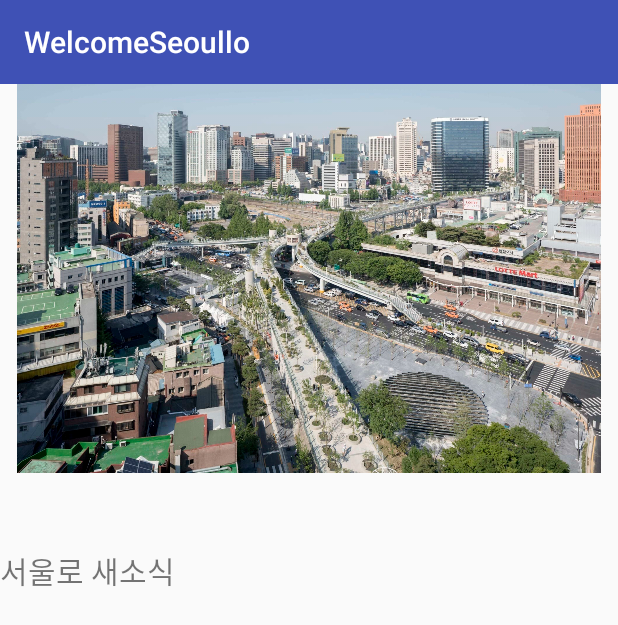
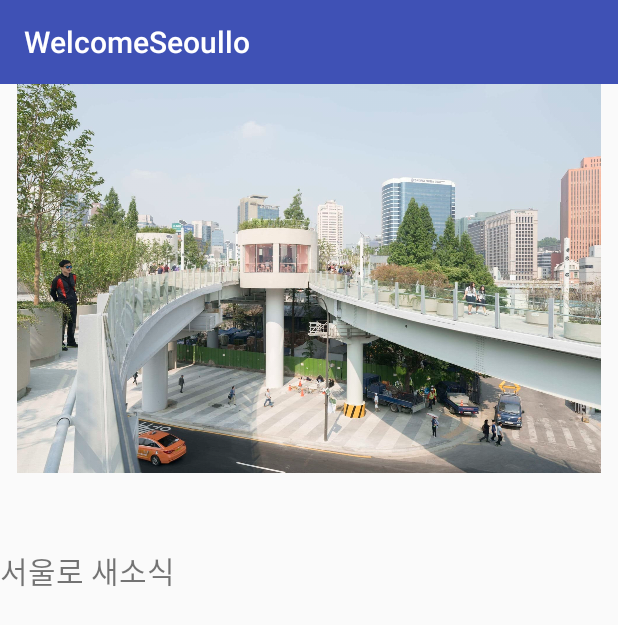
Before and after one commit to sonjangwon/WelcomeSeoullo, an Android app: the screen it shows after launch (NoticeActivity), on a phone screen of 412 x 824 dp. Shown: the top 625 px of the screen. Run offline under Robolectric (Android 15) with nearby library versions, the phone set to English and light mode, and no system bars.

Commit message:
modify connected Activity & touched image it can slide

```diff
--- a/WelcomeSeoullo/app/build.gradle
+++ b/WelcomeSeoullo/app/build.gradle
@@ -27,6 +27,8 @@ dependencies {
     compile 'com.android.support:appcompat-v7:25.+'
     compile 'com.android.support.constraint:constraint-layout:1.0.2'
     compile 'com.google.firebase:firebase-appindexing:10.0.1'
+    provided 'org.jbundle.util.osgi.wrapped:org.jbundle.util.osgi.wrapped.org.apache.http.client:4.1.2'
+    compile 'com.github.paolorotolo:appintro:4.1.0'
     testCompile 'junit:junit:4.12'
     compile files('libs/jsoup-1.10.3.jar')
 }
--- a/WelcomeSeoullo/app/src/main/java/com/example/jangwon/welcomeseoullo/NoticeActivity.java
+++ b/WelcomeSeoullo/app/src/main/java/com/example/jangwon/welcomeseoullo/NoticeActivity.java
@@ -3,10 +3,12 @@ package com.example.jangwon.welcomeseoullo;
 import android.Manifest;
 import android.app.Activity;
 import android.content.Intent;
+import android.net.Uri;
 import android.os.AsyncTask;
 import android.os.Bundle;
 import android.support.v7.app.AppCompatActivity;
 import android.util.Log;
+import android.view.MotionEvent;
 import android.view.View;
 import android.view.animation.Animation;
 import android.view.animation.AnimationUtils;
@@ -29,13 +31,23 @@ import java.util.ArrayList;
 /**
  * Created by woga1 on 2017-09-07.
  */
-public class NoticeActivity extends AppCompatActivity {
+public class NoticeActivity extends AppCompatActivity implements View.OnTouchListener{
 
     ViewFlipper flipper;
     ListView listview ;
     ArrayList<String> titleList = new ArrayList<String>();
+    ArrayList<String> urlNumList = new ArrayList<String>();
     ArrayAdapter mAdapter;
     TextView tv;
+    int count =0;
+    int countIndexes = 0;
+    //현재화면인덱스
+    int currentIndex =0;
+    //터치시작 x좌표
+    float downX =0;
+    //터치끝 x좌표
+    float upX =0;
+
     @Override
     protected void onCreate(Bundle savedInstanceState) {
         super.onCreate(savedInstanceState);
@@ -55,24 +67,17 @@ public class NoticeActivity extends AppCompatActivity {
         //ViewFlipper 객체 참조
 //
 //
-//        flipper= (ViewFlipper)findViewById(R.id.viewFlipper);
+        flipper= (ViewFlipper)findViewById(R.id.viewFlipper);
+        startImageSlide();
         listview = (ListView) findViewById(R.id.noticeList);
         tv = (TextView) findViewById(R.id.textView);
         mAdapter = new ArrayAdapter<String>(this, android.R.layout.simple_list_item_1, titleList);
         listview.setOnItemClickListener(new AdapterView.OnItemClickListener() {
             @Override
             public void onItemClick(AdapterView<?> parent, View view, int position, long id) {
-                if(position == 1) {
                     Intent intent = new Intent(NoticeActivity.this, ViewContents.class);
+                    intent.putExtra("urlNum", urlNumList.get(position));
                     startActivity(intent);
-                    Toast.makeText(getApplicationContext(), titleList.get(position), Toast.LENGTH_SHORT).show();
-                }
-                else
-                {
-                    Intent intent = new Intent(NoticeActivity.this, Test.class);
-                    intent.putExtra("title", titleList.get(position));
-                    startActivity(intent);
-                }
             }
         });
         Log.e("메인","작동끝");
@@ -85,11 +90,13 @@ public class NoticeActivity extends AppCompatActivity {
         //ImageView 7개를 만들어서 ViewFlipper에게 추가함
         //layout_width와 layout_height에 대한 특별한 지정이 없다면
         //기본적으로 'match_parent'로 설정됨.
-        for(int i=0;i<2;i++){
+        for(int i=0;i<4;i++){
 
             ImageView img= new ImageView(this);
 //            ViewPager.LayoutParams params = (ViewPager.LayoutParams) img.getLayoutParams();
-            img.setImageResource(R.drawable.image3+i);
+            img.setImageResource(R.drawable.image1+i);
+            img.setOnTouchListener(this);
+
             flipper.addView(img);
         }
         //ViewFlipper가 View를 교체할 때 애니메이션이 적용되도록 설정
@@ -101,7 +108,7 @@ public class NoticeActivity extends AppCompatActivity {
         //두번재 파라미터 : 트윈(Tween) Animation 리소스 파일(여기서는 안드로이드 시스템의 리소스 파일을 사용
         //                    (왼쪽에서 슬라이딩되며 등장)
 
-        Animation showIn= AnimationUtils.loadAnimation(this, android.R.anim.slide_out_right);
+        Animation showIn= AnimationUtils.loadAnimation(this, R.anim.push_right_in);
 
         //ViewFlipper에게 등장 애니메이션 적용
         flipper.setInAnimation(showIn);
@@ -111,31 +118,89 @@ public class NoticeActivity extends AppCompatActivity {
         //위와 다른 방법으로 애니메이션을 적용해봅니다.
         //첫번째 파라미터 : Context
         //두번재 파라미터 : 트윈(Tween) Animation 리소스 파일(오른쪽으로 슬라이딩되며 퇴장)
-        flipper.setOutAnimation(this, android.R.anim.slide_out_right);
-        flipper.setFlipInterval(2000);//플리핑 간격(1000ms)
+        flipper.setOutAnimation(this, R.anim.push_right_in);
+        flipper.setFlipInterval(6000);//플리핑 간격(1000ms)
 
         flipper.startFlipping();//자동 Flipping 시작
     }
+    public boolean onTouch(View v, MotionEvent event)
+    {
+        if(event.getAction()==MotionEvent.ACTION_DOWN){
+            downX = event.getX();
+        }
+        //터치종료
+        else if(event.getAction()==MotionEvent.ACTION_UP){
+            upX = event.getX();
 
+            //왼쪽 -> 오른쪽
+            if(upX < downX){
+                //애니메이션
+                flipper.setInAnimation(AnimationUtils.loadAnimation(getApplicationContext(), R.anim.push_left_in));
+                flipper.setOutAnimation(AnimationUtils.loadAnimation(getApplicationContext(), R.anim.push_left_out));
+
+                //인덱스체크 - 마지막화면이면 동작없음
+                if(currentIndex < (countIndexes-1)){
+                    flipper.showNext();
+
+                    currentIndex++;
+                    //인덱스 업데이트
+                }
+            }
+            //오른쪽 -> 왼쪽
+            else if(upX > downX){
+                //애니메이션 설정
+                flipper.setInAnimation(AnimationUtils.loadAnimation(getApplicationContext(), R.anim.push_right_in));
+                flipper.setOutAnimation(AnimationUtils.loadAnimation(getApplicationContext(), R.anim.push_right_out));
+
+                //인덱스체크 - 첫번째화면이면 동작없음
+                if(currentIndex > 0){
+                    flipper.showPrevious();
+
+                    currentIndex--;
+                    //인덱스 업데이트
+                }
+            }
+            else if(upX == downX)
+            {
+                Intent intent = new Intent();
+                intent.setAction(Intent.ACTION_VIEW);
+                intent.addCategory(Intent.CATEGORY_BROWSABLE);
+                intent.setData(Uri.parse("http://www.naver.com"));
+                startActivity(intent);
+                Toast.makeText(getApplicationContext(),"이동", Toast.LENGTH_SHORT).show();
+            }
+        }
+        return true;
+    }
     @Override
     protected void onResume() {
         super.onResume();
 
         NewThread task = new NewThread();
-        try
+        if(count ==0)
         {
-            if (task.getStatus() == AsyncTask.Status.RUNNING)
-            {
-                task.cancel(true);
-            }
-            else
-            {
-                task.execute();
-            }
+            task.execute();
+            Log.e("어싱크실행", task.getStatus().toString());
+            count++;
         }
-        catch (Exception e)
+        else
         {
+            task.cancel(true);
         }
+//        try
+//        {
+//            if (task.getStatus() == AsyncTask.Status.RUNNING)
+//            {
+//                task.cancel(true);
+//            }
+//            else
+//            {
+//                task.execute();
+//            }
+//        }
+//        catch (Exception e)
+//        {
+//        }
     }
     @Override
     protected  void onDestroy(){
@@ -155,14 +220,16 @@ public class NoticeActivity extends AppCompatActivity {
                 //Elements elements = document.select(".table_list02");
                 Elements elements = document.getElementsByAttributeValue("class", "t_left");
                 Log.e("NoticeActivity", elements.text());
-                String title = elements.select("a").attr("href").toString();
-                Log.e("NoticeActivity", title);
                 //Elements elements = document.select("td.t_left > a");
                 for (Element element : elements) {
                     titleList.add(element.text());
                     //result.put("제목"+i,element.text());
                     Log.e("새소식제목", element.text());
-
+                    String title = element.select("a").attr("href").toString();
+                    String titleNum = title.substring(26,29);
+                    urlNumList.add(titleNum);
+                    //result.put("제목"+i,element.text());
+                    Log.e("새소식제목 번호", titleNum);
                 }
             } catch (IOException e) {
                 e.printStackTrace();
--- a/WelcomeSeoullo/app/src/main/java/com/example/jangwon/welcomeseoullo/ViewContents.java
+++ b/WelcomeSeoullo/app/src/main/java/com/example/jangwon/welcomeseoullo/ViewContents.java
@@ -2,6 +2,7 @@ package com.example.jangwon.welcomeseoullo;
 
 import android.app.Activity;
 import android.app.ProgressDialog;
+import android.content.Intent;
 import android.os.Bundle;
 import android.webkit.WebView;
 import android.webkit.WebViewClient;
@@ -16,10 +17,12 @@ public class ViewContents extends Activity {
     protected void onCreate(Bundle savedInstanceState) {
         super.onCreate(savedInstanceState);
         setContentView(R.layout.activity_webview);
+        Intent intent = getIntent();
+        String num = intent.getExtras().getString("urlNum");
         WebView webView = (WebView)findViewById(R.id.web);
 
         webView.setWebViewClient(new WebViewClient());
 
-        webView.loadUrl("http://seoullo7017.seoul.go.kr/SSF/J/NO/NEView.do?board_seq=263&pageIndex=1&pageSize=10&searchCondition=all&searchKeyword=");
+        webView.loadUrl("http://seoullo7017.seoul.go.kr/SSF/J/NO/NEView.do?board_seq="+num+"&pageIndex=1&pageSize=10&searchCondition=all&searchKeyword=");
     }
 }
--- /dev/null
+++ b/WelcomeSeoullo/app/src/main/res/anim/push_left_in.xml
@@ -0,0 +1,10 @@
+<?xml version="1.0" encoding="utf-8"?>
+<set xmlns:android="http://schemas.android.com/apk/res/android">
+    <set xmlns:android="http://schemas.android.com/apk/res/android">
+        <!--오른쪽에서 왼쪽으로 이동-->
+        <translate android:fromXDelta="100%p" android:toXDelta="0%p" android:duration="300"/>
+        <!-- 안보였다가 보여짐 -->
+        <alpha android:fromAlpha="0.0" android:toAlpha="1.0" android:duration="300" />
+    </set>
+
+</set>
--- /dev/null
+++ b/WelcomeSeoullo/app/src/main/res/anim/push_left_out.xml
@@ -0,0 +1,8 @@
+<?xml version="1.0" encoding="utf-8"?>
+<set xmlns:android="http://schemas.android.com/apk/res/android">
+    <!--오른쪽에서 왼쪽으로 이동-->
+    <translate android:fromXDelta="0%p" android:toXDelta="-100%p" android:duration="300"/>
+    <!--보였다가 안보여짐-->
+    <alpha android:fromAlpha="1.0" android:toAlpha="0.0" android:duration="300" />
+
+</set>
--- /dev/null
+++ b/WelcomeSeoullo/app/src/main/res/anim/push_right_in.xml
@@ -0,0 +1,8 @@
+<?xml version="1.0" encoding="utf-8"?>
+<set xmlns:android="http://schemas.android.com/apk/res/android">
+    <!--왼쪽에서 오른쪽으로 이동-->
+    <translate android:fromXDelta="-100%p" android:toXDelta="0%p" android:duration="300"/>
+    <!-- 안보였다가 보여짐 -->
+    <alpha android:fromAlpha="0.0" android:toAlpha="1.0" android:duration="300" />
+
+</set>
--- /dev/null
+++ b/WelcomeSeoullo/app/src/main/res/anim/push_right_out.xml
@@ -0,0 +1,8 @@
+<?xml version="1.0" encoding="utf-8"?>
+<set xmlns:android="http://schemas.android.com/apk/res/android">
+    <!--왼쪽에서 오른쪽으로 이동-->
+    <translate android:fromXDelta="0%p" android:toXDelta="100%p" android:duration="300"/>
+    <!--보였다가 안보여짐-->
+    <alpha android:fromAlpha="1.0" android:toAlpha="0.0" android:duration="300" />
+
+</set>
--- a/WelcomeSeoullo/app/src/main/res/layout/activity_notice.xml
+++ b/WelcomeSeoullo/app/src/main/res/layout/activity_notice.xml
@@ -8,16 +8,7 @@
     android:layout_width="match_parent"
     android:layout_height="228dp"
     android:layout_weight="0.11">
-    <ImageView
-        android:id="@+id/img1"
-        android:layout_width="match_parent"
-        android:layout_height="match_parent"
-        android:src="@drawable/image1"/>
-    <ImageView
-        android:id="@+id/img2"
-        android:layout_width="match_parent"
-        android:layout_height="match_parent"
-        android:src="@drawable/image2"/>
+
 
 </ViewFlipper>
 
```
Also changed, not shown: WelcomeSeoullo/app/src/main/java/com/example/jangwon/welcomeseoullo/ImageDownloader.java (added, +155 -0 lines), WelcomeSeoullo/app/src/main/java/com/example/jangwon/welcomeseoullo/ImageDownloaderTask.java (added, +157 -0 lines), WelcomeSeoullo/app/src/main/java/com/example/jangwon/welcomeseoullo/ViewFlipperAction.java (added, +98 -0 lines).
